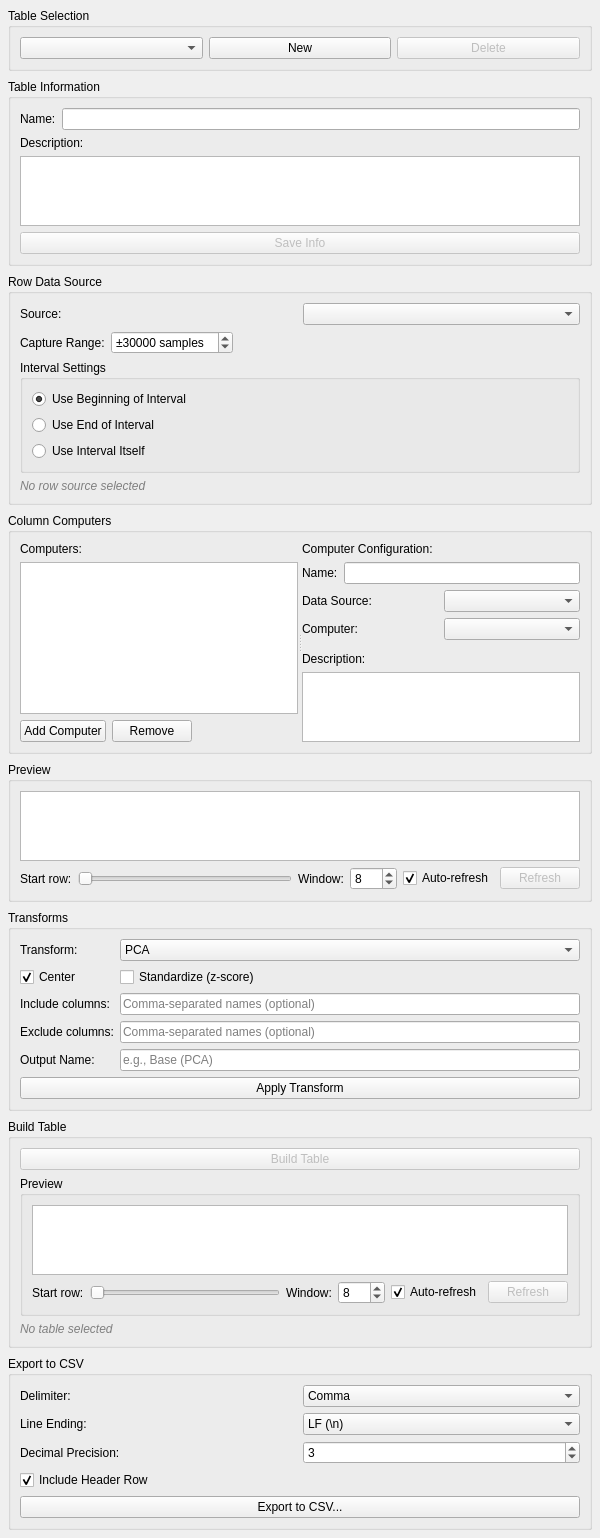
First picture: the form in src/WhiskerToolbox/TableDesignerWidget/TableDesignerWidget.ui, repository paulmthompson/WhiskerToolbox, before the edit.
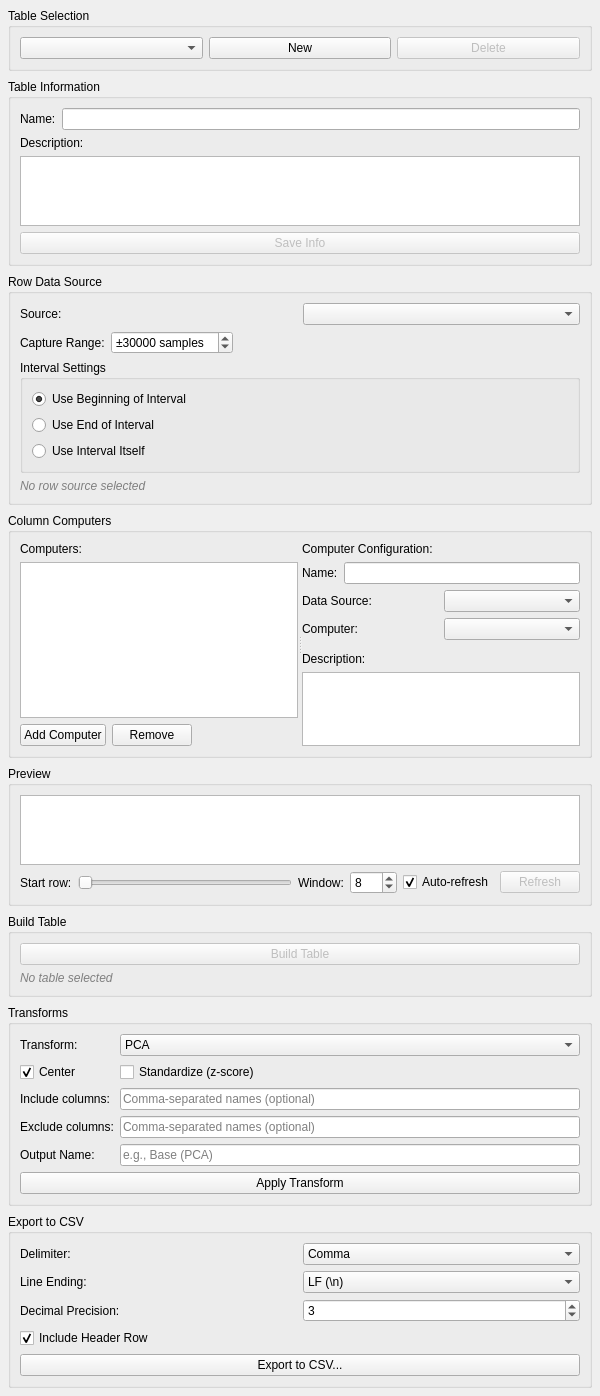
Second picture: the form after the edit.

Commit message: Build Table Button and Observer

Diff of the .ui file:
```diff
--- a/src/WhiskerToolbox/TableDesignerWidget/TableDesignerWidget.ui
+++ b/src/WhiskerToolbox/TableDesignerWidget/TableDesignerWidget.ui
@@ -7,7 +7,7 @@
     <x>0</x>
     <y>0</y>
     <width>600</width>
-    <height>800</height>
+    <height>1396</height>
    </rect>
   </property>
   <property name="windowTitle">
@@ -259,11 +259,7 @@
             </widget>
           </item>
           <item>
-           <widget class="QListWidget" name="column_list">
-            <property name="minimumHeight">
-             <number>150</number>
-            </property>
-           </widget>
+           <widget class="QListWidget" name="column_list"/>
           </item>
           <item>
            <layout class="QHBoxLayout" name="column_buttons_layout">
@@ -364,11 +360,7 @@
            </widget>
           </item>
           <item>
-           <widget class="QTextEdit" name="column_description_edit">
-            <property name="maximumHeight">
-             <number>60</number>
-            </property>
-           </widget>
+           <widget class="QTextEdit" name="column_description_edit"/>
           </item>
           <item>
            <spacer name="verticalSpacer">
@@ -449,6 +441,35 @@
       </layout>
      </widget>
     </item>
+   <item>
+    <widget class="QGroupBox" name="build_group">
+     <property name="title">
+      <string>Build Table</string>
+     </property>
+     <layout class="QVBoxLayout" name="build_layout">
+      <item>
+       <widget class="QPushButton" name="build_table_btn">
+        <property name="enabled">
+         <bool>false</bool>
+        </property>
+        <property name="text">
+         <string>Build Table</string>
+        </property>
+       </widget>
+      </item>
+      <item>
+       <widget class="QLabel" name="build_status_label">
+        <property name="styleSheet">
+         <string>QLabel { color: gray; font-style: italic; }</string>
+        </property>
+        <property name="text">
+         <string>No table selected</string>
+        </property>
+       </widget>
+      </item>
+     </layout>
+    </widget>
+   </item>
     <item>
       <widget class="QGroupBox" name="transform_group">
       <property name="title">
@@ -540,94 +561,6 @@
       </layout>
      </widget>
     </item>
-    <item>
-    <widget class="QGroupBox" name="build_group">
-     <property name="title">
-      <string>Build Table</string>
-     </property>
-     <layout class="QVBoxLayout" name="build_layout">
-      <item>
-       <widget class="QPushButton" name="build_table_btn">
-        <property name="text">
-         <string>Build Table</string>
-        </property>
-        <property name="enabled">
-         <bool>false</bool>
-        </property>
-       </widget>
-      </item>
-    <item>
-     <widget class="QGroupBox" name="preview_group">
-      <property name="title">
-       <string>Preview</string>
-      </property>
-      <layout class="QVBoxLayout" name="preview_layout">
-       <item>
-        <widget class="QTableView" name="preview_table">
-         <property name="alternatingRowColors"><bool>true</bool></property>
-         <property name="selectionBehavior"><enum>QAbstractItemView::SelectRows</enum></property>
-         <property name="selectionMode"><enum>QAbstractItemView::SingleSelection</enum></property>
-         <property name="editTriggers"><set>QAbstractItemView::NoEditTriggers</set></property>
-         <property name="sortingEnabled"><bool>false</bool></property>
-        </widget>
-       </item>
-       <item>
-        <layout class="QHBoxLayout" name="preview_controls_layout">
-         <item>
-          <widget class="QLabel" name="preview_start_label">
-           <property name="text"><string>Start row:</string></property>
-          </widget>
-         </item>
-         <item>
-          <widget class="QSlider" name="preview_slider">
-           <property name="orientation"><enum>Qt::Horizontal</enum></property>
-           <property name="tickPosition"><enum>QSlider::NoTicks</enum></property>
-           <property name="minimum"><number>0</number></property>
-           <property name="maximum"><number>0</number></property>
-          </widget>
-         </item>
-         <item>
-          <widget class="QLabel" name="preview_window_label">
-           <property name="text"><string>Window:</string></property>
-          </widget>
-         </item>
-         <item>
-          <widget class="QSpinBox" name="preview_window_size_spinbox">
-           <property name="minimum"><number>1</number></property>
-           <property name="maximum"><number>500</number></property>
-           <property name="value"><number>8</number></property>
-          </widget>
-         </item>
-         <item>
-          <widget class="QCheckBox" name="preview_auto_refresh_checkbox">
-           <property name="text"><string>Auto-refresh</string></property>
-           <property name="checked"><bool>true</bool></property>
-          </widget>
-         </item>
-         <item>
-          <widget class="QPushButton" name="preview_refresh_btn">
-           <property name="text"><string>Refresh</string></property>
-           <property name="enabled"><bool>false</bool></property>
-          </widget>
-         </item>
-        </layout>
-       </item>
-      </layout>
-     </widget>
-    </item>
-      <item>
-       <widget class="QLabel" name="build_status_label">
-        <property name="text">
-         <string>No table selected</string>
-        </property>
-        <property name="styleSheet">
-         <string>QLabel { color: gray; font-style: italic; }</string>
-        </property>
-       </widget>
-      </item>
-     </layout>
-    </widget>
-   </item>
    <item>
     <widget class="QGroupBox" name="export_group">
      <property name="title">
```
Left out of the diff: 139 changed lines with no effect on the pictures. Lines whose indentation alone changed are shown as unchanged. The commit also changes 1 other file.
